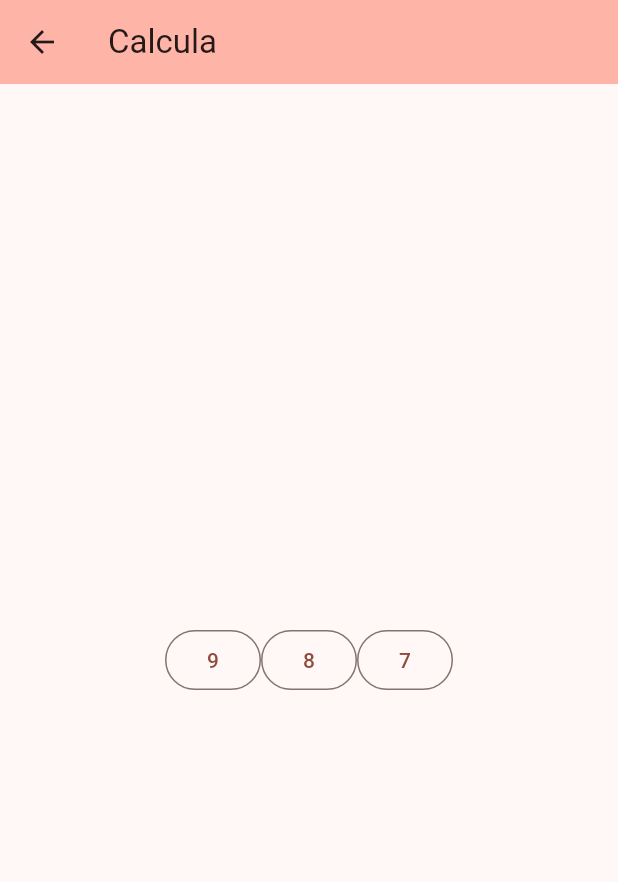
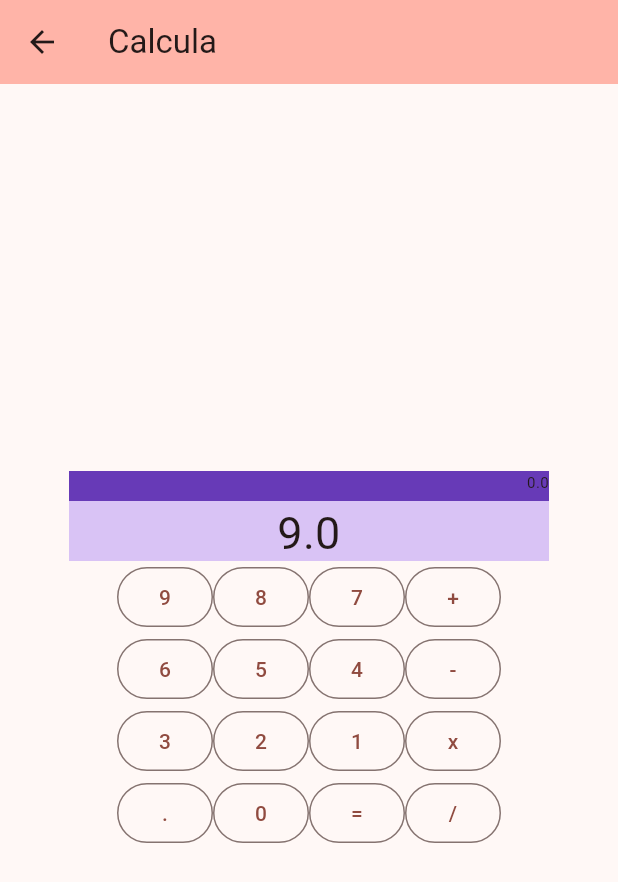
Before and after one commit to SCORPIONALAN/Programaci-n-M-vil, a Flutter app: the Calculadora screen opened directly, after a tap on an icon or button, on a phone screen of 412 x 824 dp. Shown: the top 882 px of the screen. Run offline on Flutter 3.47's test engine with Material 3 defaults, Android fonts, the light colour scheme and no system bars; missing offline and left inert: dart:js_interop; network calls fail.

Commit message:
Codigo del 20-02-2025

```diff
--- a/lib/pantallas/calc.dart
+++ b/lib/pantallas/calc.dart
@@ -1,3 +1,5 @@
+import 'dart:js_interop';
+
 import 'package:flutter/material.dart';
 
 class Calculadora extends StatefulWidget {
@@ -17,8 +19,12 @@ class _CalculadoraState extends State<Calculadora> {
     setState(() {
       if(!_punto) _total = _total*10 + n;
       else {
-        _total = _total+n/10;
-        _contadorP*10;
+        if(n == 0){
+          _contadorP*=10;
+        }else{
+          _total = _total + (n/_contadorP);
+          _contadorP*=10;
+        }
       }
     });
   }
@@ -38,7 +44,11 @@ class _CalculadoraState extends State<Calculadora> {
       setState(() {
         _total2 += _total;
         _total=0;
+        _punto = false;
+        _contadorP = 10;
       });
+    }
+    if(a == '/') {
     }
   }
 
@@ -53,6 +63,27 @@ class _CalculadoraState extends State<Calculadora> {
         child: Column(
           mainAxisAlignment: MainAxisAlignment.center,
           children: <Widget>[
+
+            Container(
+              width: 320,
+              color: Colors.deepPurple,
+              height: 20,
+              child: Text("$_total2",
+              textAlign: TextAlign.right,
+                style: TextStyle(fontSize: 10 ),
+              ),
+            ),
+
+            Container(
+              width: 320,
+              color: Color.fromRGBO(128, 71, 243, 0.30196078431372547),
+              height: 40,
+              child: Text("${_total}",
+                textAlign: TextAlign.center,
+                style: TextStyle(fontSize: 30),
+              ),
+            ),
+
             Row(
               mainAxisAlignment: MainAxisAlignment.center,
               children: [
@@ -68,7 +99,7 @@ class _CalculadoraState extends State<Calculadora> {
                   style: ButtonStyle(
 
                   ),
-                  onPressed:(){_presionaNumero(9);},
+                  onPressed:(){_presionaNumero(8);},
                   child: Text("8"),
                 ),
 
@@ -76,11 +107,109 @@ class _CalculadoraState extends State<Calculadora> {
                   style: ButtonStyle(
 
                   ),
-                  onPressed:(){_presionaNumero(9);},
+                  onPressed:(){_presionaNumero(7);},
                   child: Text("7"),
                 ),
 
+                OutlinedButton(onPressed: (){_presionaSimbolo("+");}, child: Text("+"),)
+
               ]
+
+            ),
+            Row(
+                mainAxisAlignment: MainAxisAlignment.center,
+                children: [
+                  OutlinedButton(
+                    style: ButtonStyle(
+
+                    ),
+                    onPressed:(){_presionaNumero(6);},
+                    child: Text("6"),
+                  ),
+
+                  OutlinedButton(
+                    style: ButtonStyle(
+
+                    ),
+                    onPressed:(){_presionaNumero(5);},
+                    child: Text("5"),
+                  ),
+
+                  OutlinedButton(
+                    style: ButtonStyle(
+
+                    ),
+                    onPressed:(){_presionaNumero(4);},
+                    child: Text("4"),
+                  ),
+
+                  OutlinedButton(onPressed: (){_presionaSimbolo("-");}, child: Text("-"),)
+
+                ]
+
+            ),
+            Row(
+                mainAxisAlignment: MainAxisAlignment.center,
+                children: [
+                  OutlinedButton(
+                    style: ButtonStyle(
+
+                    ),
+                    onPressed:(){_presionaNumero(3);},
+                    child: Text("3"),
+                  ),
+
+                  OutlinedButton(
+                    style: ButtonStyle(
+
+                    ),
+                    onPressed:(){_presionaNumero(2);},
+                    child: Text("2"),
+                  ),
+
+                  OutlinedButton(
+                    style: ButtonStyle(
+
+                    ),
+                    onPressed:(){_presionaNumero(1);},
+                    child: Text("1"),
+                  ),
+
+                  OutlinedButton(onPressed: (){_presionaSimbolo("x");}, child: Text("x"),)
+
+                ]
+
+            ),
+            Row(
+                mainAxisAlignment: MainAxisAlignment.center,
+                children: [
+                  OutlinedButton(
+                    style: ButtonStyle(
+
+                    ),
+                    onPressed:(){_presionaSimbolo(".");},
+                    child: Text("."),
+                  ),
+
+                  OutlinedButton(
+                    style: ButtonStyle(
+
+                    ),
+                    onPressed:(){_presionaNumero(0);},
+                    child: Text("0"),
+                  ),
+
+                  OutlinedButton(
+                    style: ButtonStyle(
+
+                    ),
+
+                    onPressed: (){_presionaSimbolo("=");}, child: Text("="),
+                  ),
+
+                  OutlinedButton(onPressed:(){_presionaSimbolo("/");}, child: Text("/"),)
+
+                ]
 
             )
           ],
```
